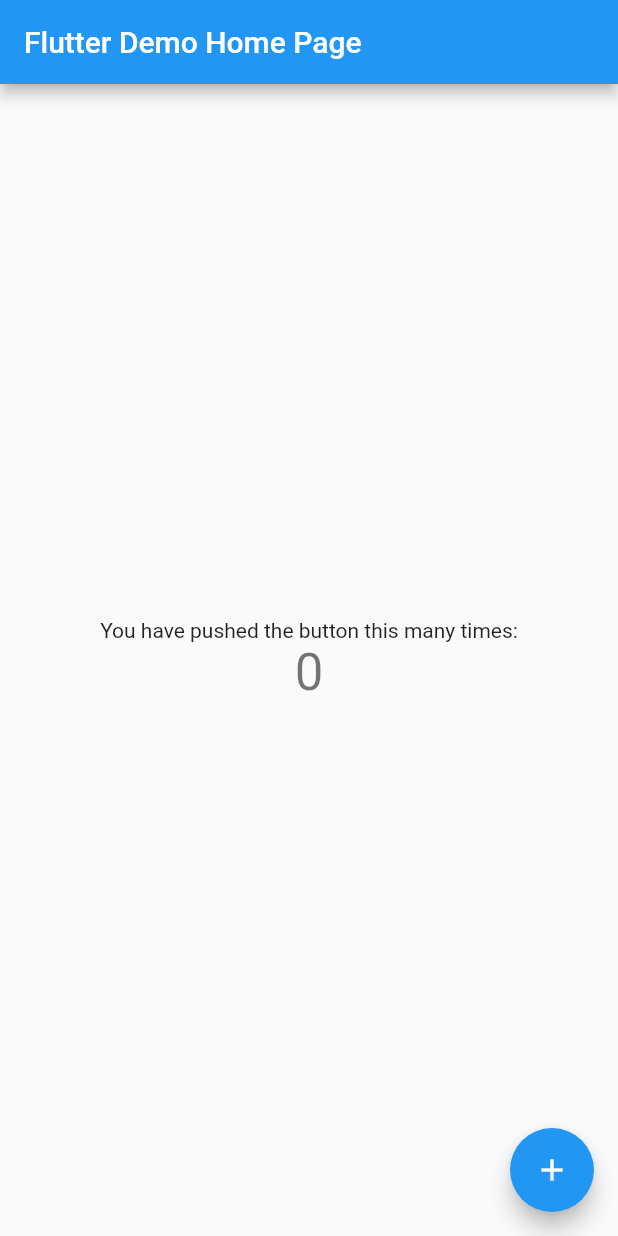
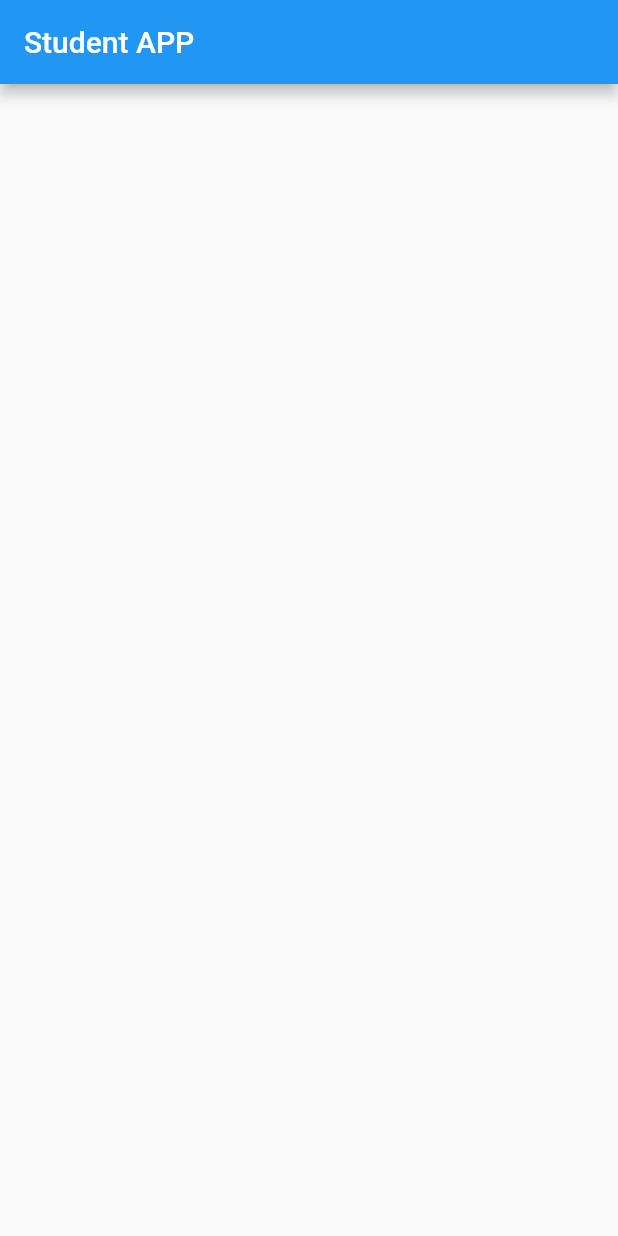
Before and after one commit to Alaeddinalhamoud/Flutter-API-Front-End, a Flutter app: the screen it shows after launch, on a phone screen of 412 x 824 dp. Run offline on Flutter 3.47's test engine with Material 2 defaults, Android fonts, the phone set to English and light mode, and no system bars.

Commit message:
VS Commit

```diff
--- a/lib/main.dart
+++ b/lib/main.dart
@@ -1,4 +1,5 @@
 import 'package:flutter/material.dart';
+import 'ui/studentlist.dart';
 
 void main() => runApp(MyApp());
 
@@ -20,92 +21,7 @@ class MyApp extends StatelessWidget {
         // is not restarted.
         primarySwatch: Colors.blue,
       ),
-      home: MyHomePage(title: 'Flutter Demo Home Page'),
+      home: StudentList(),
     );
   }
 }
-
-class MyHomePage extends StatefulWidget {
-  MyHomePage({Key key, this.title}) : super(key: key);
-
-  // This widget is the home page of your application. It is stateful, meaning
-  // that it has a State object (defined below) that contains fields that affect
-  // how it looks.
-
-  // This class is the configuration for the state. It holds the values (in this
-  // case the title) provided by the parent (in this case the App widget) and
-  // used by the build method of the State. Fields in a Widget subclass are
-  // always marked "final".
-
-  final String title;
-
-  @override
-  _MyHomePageState createState() => _MyHomePageState();
-}
-
-class _MyHomePageState extends State<MyHomePage> {
-  int _counter = 0;
-
-  void _incrementCounter() {
-    setState(() {
-      // This call to setState tells the Flutter framework that something has
-      // changed in this State, which causes it to rerun the build method below
-      // so that the display can reflect the updated values. If we changed
-      // _counter without calling setState(), then the build method would not be
-      // called again, and so nothing would appear to happen.
-      _counter++;
-    });
-  }
-
-  @override
-  Widget build(BuildContext context) {
-    // This method is rerun every time setState is called, for instance as done
-    // by the _incrementCounter method above.
-    //
-    // The Flutter framework has been optimized to make rerunning build methods
-    // fast, so that you can just rebuild anything that needs updating rather
-    // than having to individually change instances of widgets.
-    return Scaffold(
-      appBar: AppBar(
-        // Here we take the value from the MyHomePage object that was created by
-        // the App.build method, and use it to set our appbar title.
-        title: Text(widget.title),
-      ),
-      body: Center(
-        // Center is a layout widget. It takes a single child and positions it
-        // in the middle of the parent.
-        child: Column(
-          // Column is also layout widget. It takes a list of children and
-          // arranges them vertically. By default, it sizes itself to fit its
-          // children horizontally, and tries to be as tall as its parent.
-          //
-          // Invoke "debug painting" (press "p" in the console, choose the
-          // "Toggle Debug Paint" action from the Flutter Inspector in Android
-          // Studio, or the "Toggle Debug Paint" command in Visual Studio Code)
-          // to see the wireframe for each widget.
-          //
-          // Column has various properties to control how it sizes itself and
-          // how it positions its children. Here we use mainAxisAlignment to
-          // center the children vertically; the main axis here is the vertical
-          // axis because Columns are vertical (the cross axis would be
-          // horizontal).
-          mainAxisAlignment: MainAxisAlignment.center,
-          children: <Widget>[
-            Text(
-              'You have pushed the button this many times:',
-            ),
-            Text(
-              '$_counter',
-              style: Theme.of(context).textTheme.display1,
-            ),
-          ],
-        ),
-      ),
-      floatingActionButton: FloatingActionButton(
-        onPressed: _incrementCounter,
-        tooltip: 'Increment',
-        child: Icon(Icons.add),
-      ), // This trailing comma makes auto-formatting nicer for build methods.
-    );
-  }
-}
--- /dev/null
+++ b/lib/ui/studentlist.dart
@@ -0,0 +1,31 @@
+import 'dart:async';
+import 'package:flutter/material.dart';
+class StudentList extends StatefulWidget {
+  StudentList({Key key}) : super(key: key);
+
+
+  @override
+  _StudentListState createState() => _StudentListState();
+}
+
+class _StudentListState extends State<StudentList> {
+
+
+
+
+  @override
+  Widget build(BuildContext context) {
+    return Scaffold(
+      appBar: _buildAppBar(context),
+
+    );
+  }
+
+Widget _buildAppBar(BuildContext context){
+  return AppBar(
+    title: Text("Student APP"),
+  ) ;
+}
+
+
+}
```
Also changed, not shown: 1 other file.
